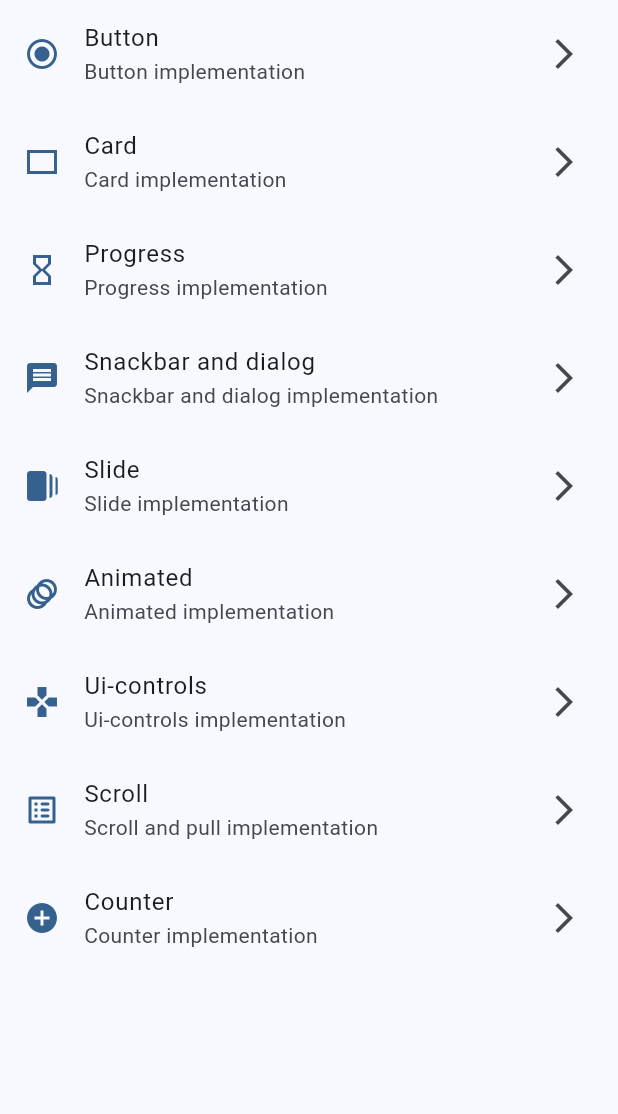
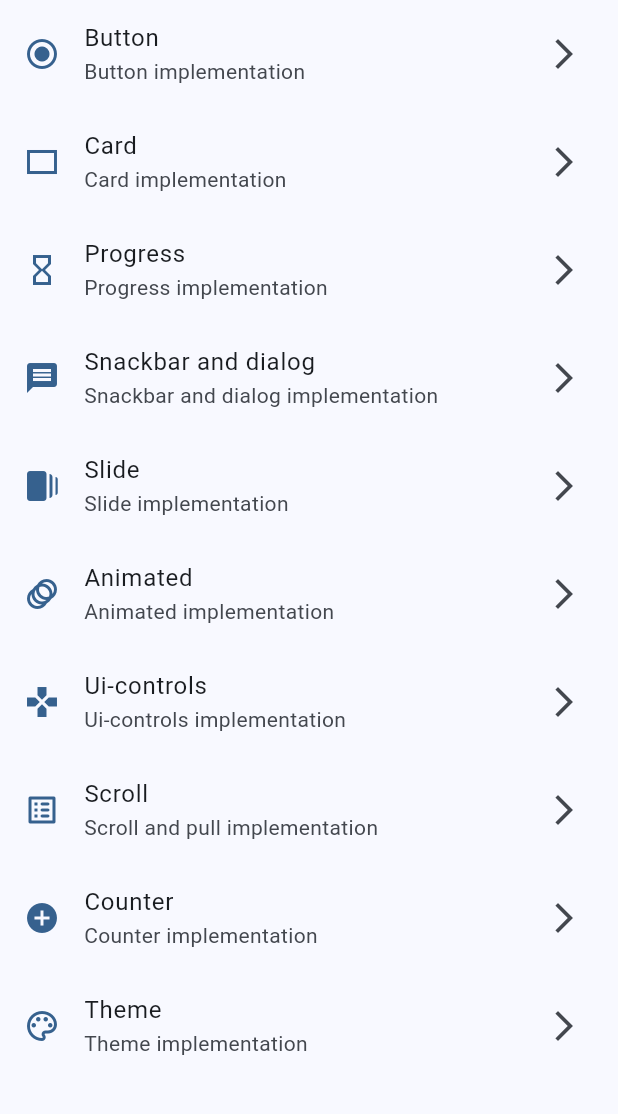
Before and after one commit to branddoon/flutter-design-course, a Flutter app: the screen it shows after launch, on a phone screen of 412 x 824 dp, the part 84-1198 px from its top. Run offline on Flutter 3.47's test engine with Material 3 defaults, Android fonts, the phone set to English and light mode, and no system bars; our stand-ins replace animate_do, flutter_riverpod, go_router.

Commit message:
Feat: Added providers

```diff
--- a/lib/config/router/router.dart
+++ b/lib/config/router/router.dart
@@ -14,6 +14,7 @@ final appRouter = GoRouter(
       GoRoute(path: '/animated', builder: (context, state) => AnimatedScreen()),
       GoRoute(path: '/ui-controls', builder: (context, state) => UiControlsScreen()),
       GoRoute(path: '/scroll', builder: (context, state) =>ScrollScreen()),
-      GoRoute(path: '/counter', builder: (context, state) =>CounterScreen())
+      GoRoute(path: '/counter', builder: (context, state) =>CounterScreen()),
+      GoRoute(path: '/theme', builder: (context, state) =>ThemeScreen())
     ]
 );
--- a/lib/config/theme/app_theme.dart
+++ b/lib/config/theme/app_theme.dart
@@ -1,11 +1,30 @@
 import 'package:flutter/material.dart';
+
+
+const colorList = <Color>[
+  Colors.blue,
+  Colors.teal,
+  Colors.green,
+  Colors.purple,
+  Colors.orange,
+  Colors.pink,
+  Colors.orange,
+  Colors.red
+];
 
 class AppTheme{
 
-  AppTheme();
+  final int selectedColor;
+  final bool isDarkMode;
+
+  AppTheme(this.selectedColor, this.isDarkMode);
 
   ThemeData getTheme () => ThemeData(
     useMaterial3: true,
-    colorSchemeSeed: Colors.blue
+    brightness: isDarkMode ? Brightness.dark: Brightness.light,
+    colorSchemeSeed: colorList[selectedColor],
+    appBarTheme: AppBarTheme(
+      centerTitle: false
+    )
   );
 }
--- a/lib/data/data_items_menu.dart
+++ b/lib/data/data_items_menu.dart
@@ -11,4 +11,5 @@ const dataItemsMenu = <ItemMenu> [
   ItemMenu(title: 'Ui-controls', subtitle: 'Ui-controls implementation', url: '/ui-controls', icon: Icons.gamepad),
   ItemMenu(title: 'Scroll', subtitle: 'Scroll and pull implementation', url: '/scroll', icon: Icons.list_alt_rounded),
   ItemMenu(title: 'Counter', subtitle: 'Counter implementation', url: '/counter', icon: Icons.add_circle),
+  ItemMenu(title: 'Theme', subtitle: 'Theme implementation', url: '/theme', icon: Icons.color_lens_outlined),
 ];
--- a/lib/main.dart
+++ b/lib/main.dart
@@ -1,20 +1,29 @@
 import 'package:flutter/material.dart';
 import 'package:flutter_design/config/router/router.dart';
 import 'package:flutter_design/config/theme/app_theme.dart';
+import 'package:flutter_design/presentation/providers/theme_provider.dart';
+import 'package:flutter_riverpod/flutter_riverpod.dart';
 
 void main() {
-  runApp(const MainApp());
+  runApp(
+    ProviderScope(
+      child: MainApp(),
+    ));
 }
 
-class MainApp extends StatelessWidget {
+class MainApp extends ConsumerWidget {
   const MainApp({super.key});
 
   @override
-  Widget build(BuildContext context) {
+  Widget build(BuildContext context, ref) {
+
+    final isDarkmode =ref.watch(isDarkModeProvider);
+    final selectedColor = ref.watch(selectedColorProvider);
+
     return MaterialApp.router(
       routerConfig: appRouter,
       debugShowCheckedModeBanner: false,
-      theme: AppTheme().getTheme(),
+      theme: AppTheme(selectedColor,isDarkmode).getTheme(),
     );
   }
 }
--- /dev/null
+++ b/lib/presentation/providers/counter_provider.dart
@@ -0,0 +1,3 @@
+import 'package:flutter_riverpod/flutter_riverpod.dart';
+
+final counterProvider = StateProvider((ref)=> 0);
--- /dev/null
+++ b/lib/presentation/providers/theme_provider.dart
@@ -0,0 +1,8 @@
+import 'package:flutter_design/config/theme/app_theme.dart';
+import 'package:flutter_riverpod/flutter_riverpod.dart';
+
+final isDarkModeProvider = StateProvider((ref) => false);
+
+final colorListProvider = Provider((ref)=>colorList);
+
+final selectedColorProvider = StateProvider((ref) => 0);
--- a/lib/presentation/screens/screens.dart
+++ b/lib/presentation/screens/screens.dart
@@ -1,3 +1,4 @@
+export 'package:flutter_design/presentation/screens/theme/theme.dart';
 export 'package:flutter_design/presentation/screens/counter/counter_screen.dart';
 export 'package:flutter_design/presentation/screens/scroll/scroll_screen.dart';
 export 'package:flutter_design/presentation/screens/ui_controls/ui_controls_screen.dart';
--- a/pubspec.yaml
+++ b/pubspec.yaml
@@ -10,6 +10,7 @@ dependencies:
   animate_do: ^4.2.0
   flutter:
     sdk: flutter
+  flutter_riverpod: ^2.6.1
   go_router: ^15.2.3
 
 dev_dependencies:
```
Also changed, not shown: lib/presentation/screens/counter/counter_screen.dart (+25 -6 lines), lib/presentation/screens/theme/theme.dart (added, +61 -0 lines), pubspec.lock.
